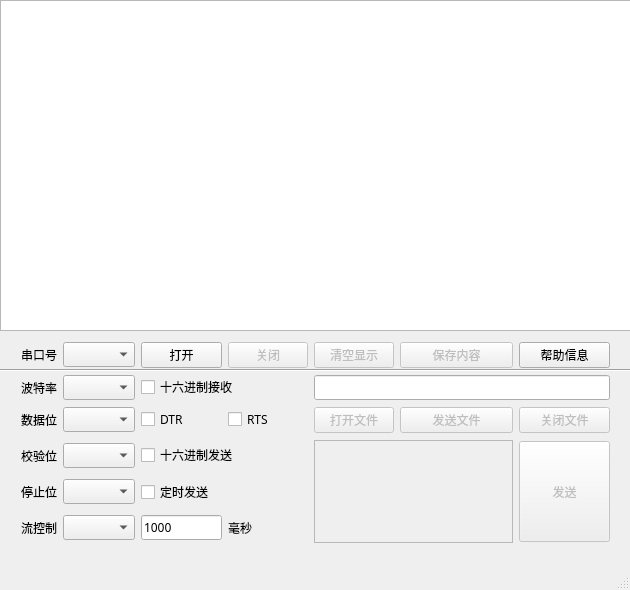
Old version of the form serials/mainwindow.ui in the repository h167297/serials.
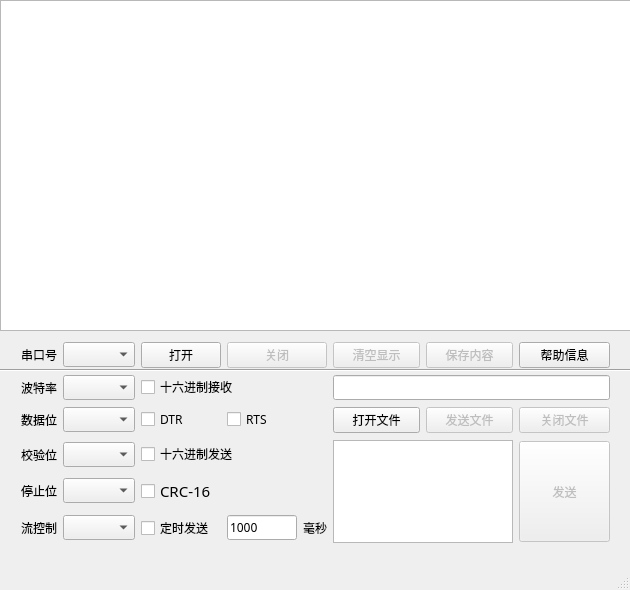
New version of the form. Icons and pictures are not drawn.

What changed in the file:
```diff
--- a/serials/mainwindow.ui
+++ b/serials/mainwindow.ui
@@ -52,7 +52,7 @@
      <rect>
       <x>0</x>
       <y>0</y>
-      <width>641</width>
+      <width>631</width>
       <height>331</height>
      </rect>
     </property>
@@ -115,7 +115,7 @@
        </property>
       </widget>
      </item>
-     <item row="0" column="3">
+     <item row="0" column="3" colspan="2">
       <widget class="QPushButton" name="CloseCom">
        <property name="enabled">
         <bool>false</bool>
@@ -130,7 +130,7 @@
        </property>
       </widget>
      </item>
-     <item row="0" column="4">
+     <item row="0" column="5">
       <widget class="QPushButton" name="ClearDisplay">
        <property name="enabled">
         <bool>false</bool>
@@ -145,7 +145,7 @@
        </property>
       </widget>
      </item>
-     <item row="0" column="5" colspan="2">
+     <item row="0" column="6">
       <widget class="QPushButton" name="SaveContent">
        <property name="enabled">
         <bool>false</bool>
@@ -191,18 +191,6 @@
        </property>
       </widget>
      </item>
-     <item row="1" column="2" colspan="2">
-      <widget class="QCheckBox" name="HexReccheckBox">
-       <property name="font">
-        <font>
-         <family>Courier 10 Pitch</family>
-        </font>
-       </property>
-       <property name="text">
-        <string>十六进制接收</string>
-       </property>
-      </widget>
-     </item>
      <item row="2" column="0">
       <widget class="QLabel" name="label_3">
        <property name="font">
@@ -230,7 +218,7 @@
        </property>
       </widget>
      </item>
-     <item row="2" column="3">
+     <item row="2" column="3" colspan="2">
       <widget class="QCheckBox" name="RTScheckBox">
        <property name="font">
         <font>
@@ -242,10 +230,10 @@
        </property>
       </widget>
      </item>
-     <item row="2" column="4">
+     <item row="2" column="5">
       <widget class="QPushButton" name="OpenFile">
        <property name="enabled">
-        <bool>false</bool>
+        <bool>true</bool>
        </property>
        <property name="font">
         <font>
@@ -257,7 +245,7 @@
        </property>
       </widget>
      </item>
-     <item row="2" column="5" colspan="2">
+     <item row="2" column="6">
       <widget class="QPushButton" name="SendFile">
        <property name="enabled">
         <bool>false</bool>
@@ -302,22 +290,61 @@
      <item row="3" column="1">
       <widget class="QComboBox" name="ParityComboBox"/>
      </item>
-     <item row="3" column="2" colspan="2">
-      <widget class="QCheckBox" name="HexSendcheckBox">
-       <property name="font">
-        <font>
-         <family>Courier 10 Pitch</family>
-        </font>
-       </property>
-       <property name="text">
-        <string>十六进制发送</string>
-       </property>
-       <property name="checkable">
+     <item row="3" column="5" rowspan="3" colspan="2">
+      <widget class="QTextEdit" name="textEdit">
+       <property name="enabled">
         <bool>true</bool>
        </property>
-       <property name="checked">
+       <property name="sizePolicy">
+        <sizepolicy hsizetype="Minimum" vsizetype="Expanding">
+         <horstretch>0</horstretch>
+         <verstretch>0</verstretch>
+        </sizepolicy>
+       </property>
+       <property name="minimumSize">
+        <size>
+         <width>91</width>
+         <height>101</height>
+        </size>
+       </property>
+       <property name="font">
+        <font>
+         <family>Courier 10 Pitch</family>
+        </font>
+       </property>
+       <property name="toolTip">
+        <string>单击鼠标中键清空！</string>
+       </property>
+      </widget>
+     </item>
+     <item row="3" column="7" rowspan="3">
+      <widget class="QPushButton" name="SendData">
+       <property name="enabled">
         <bool>false</bool>
        </property>
+       <property name="sizePolicy">
+        <sizepolicy hsizetype="Minimum" vsizetype="Fixed">
+         <horstretch>0</horstretch>
+         <verstretch>0</verstretch>
+        </sizepolicy>
+       </property>
+       <property name="minimumSize">
+        <size>
+         <width>91</width>
+         <height>101</height>
+        </size>
+       </property>
+       <property name="font">
+        <font>
+         <family>Courier 10 Pitch</family>
+        </font>
+       </property>
+       <property name="toolTip">
+        <string>按Ctrl+Enter键发送数据。</string>
+       </property>
+       <property name="text">
+        <string>发送</string>
+       </property>
       </widget>
      </item>
      <item row="4" column="0">
@@ -351,6 +378,18 @@
       <widget class="QComboBox" name="FCComboBox"/>
      </item>
      <item row="5" column="2">
+      <widget class="QCheckBox" name="TimecheckBox">
+       <property name="font">
+        <font>
+         <family>Courier 10 Pitch</family>
+        </font>
+       </property>
+       <property name="text">
+        <string>定时发送</string>
+       </property>
+      </widget>
+     </item>
+     <item row="5" column="3">
       <widget class="QLineEdit" name="Time">
        <property name="enabled">
         <bool>true</bool>
@@ -368,7 +407,7 @@
        </property>
       </widget>
      </item>
-     <item row="5" column="3">
+     <item row="5" column="4">
       <widget class="QLabel" name="label_7">
        <property name="font">
         <font>
@@ -380,58 +419,49 @@
        </property>
       </widget>
      </item>
-     <item row="3" column="7" rowspan="3">
-      <widget class="QPushButton" name="SendData">
-       <property name="enabled">
-        <bool>false</bool>
-       </property>
-       <property name="sizePolicy">
-        <sizepolicy hsizetype="Minimum" vsizetype="Fixed">
-         <horstretch>0</horstretch>
-         <verstretch>0</verstretch>
-        </sizepolicy>
-       </property>
-       <property name="minimumSize">
-        <size>
-         <width>91</width>
-         <height>101</height>
-        </size>
-       </property>
+     <item row="3" column="2" colspan="3">
+      <widget class="QCheckBox" name="HexSendcheckBox">
        <property name="font">
         <font>
          <family>Courier 10 Pitch</family>
         </font>
        </property>
        <property name="text">
-        <string>发送</string>
+        <string>十六进制发送</string>
        </property>
+       <property name="checkable">
+        <bool>true</bool>
+       </property>
+       <property name="checked">
+        <bool>false</bool>
+       </property>
       </widget>
      </item>
-     <item row="3" column="4" rowspan="3" colspan="3">
-      <widget class="QTextEdit" name="textEdit">
-       <property name="enabled">
-        <bool>false</bool>
+     <item row="4" column="2" colspan="3">
+      <widget class="QCheckBox" name="CRC16checkBox">
+       <property name="font">
+        <font>
+         <pointsize>11</pointsize>
+        </font>
        </property>
-       <property name="sizePolicy">
-        <sizepolicy hsizetype="Minimum" vsizetype="Expanding">
-         <horstretch>0</horstretch>
-         <verstretch>0</verstretch>
-        </sizepolicy>
+       <property name="text">
+        <string>CRC-16</string>
        </property>
-       <property name="minimumSize">
-        <size>
-         <width>91</width>
-         <height>101</height>
-        </size>
-       </property>
+      </widget>
+     </item>
+     <item row="1" column="2" colspan="3">
+      <widget class="QCheckBox" name="HexReccheckBox">
        <property name="font">
         <font>
          <family>Courier 10 Pitch</family>
         </font>
        </property>
+       <property name="text">
+        <string>十六进制接收</string>
+       </property>
       </widget>
      </item>
-     <item row="1" column="4" colspan="4">
+     <item row="1" column="5" colspan="3">
       <widget class="QLineEdit" name="FilePath">
        <property name="font">
         <font>
@@ -440,18 +470,6 @@
        </property>
       </widget>
      </item>
-     <item row="4" column="2" colspan="2">
-      <widget class="QCheckBox" name="TimecheckBox">
-       <property name="font">
-        <font>
-         <family>Courier 10 Pitch</family>
-        </font>
-       </property>
-       <property name="text">
-        <string>定时发送</string>
-       </property>
-      </widget>
-     </item>
     </layout>
    </widget>
   </widget>
```
